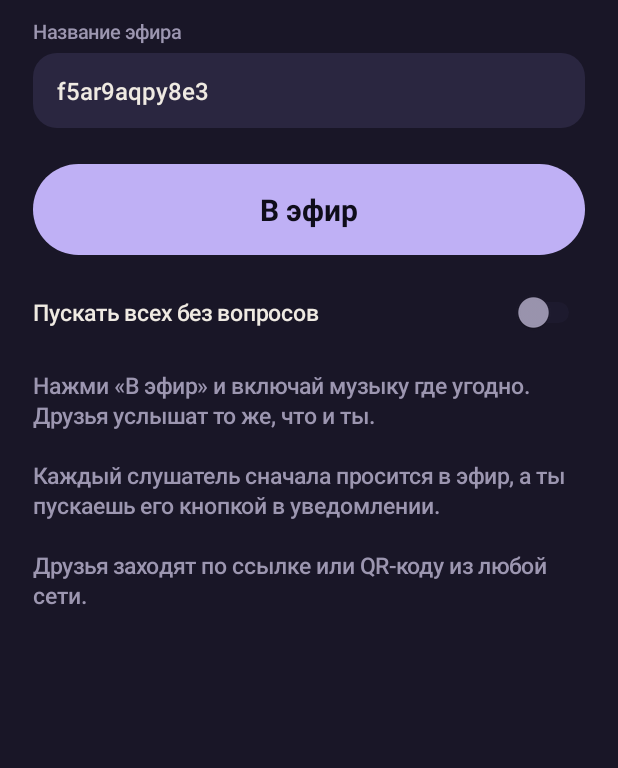
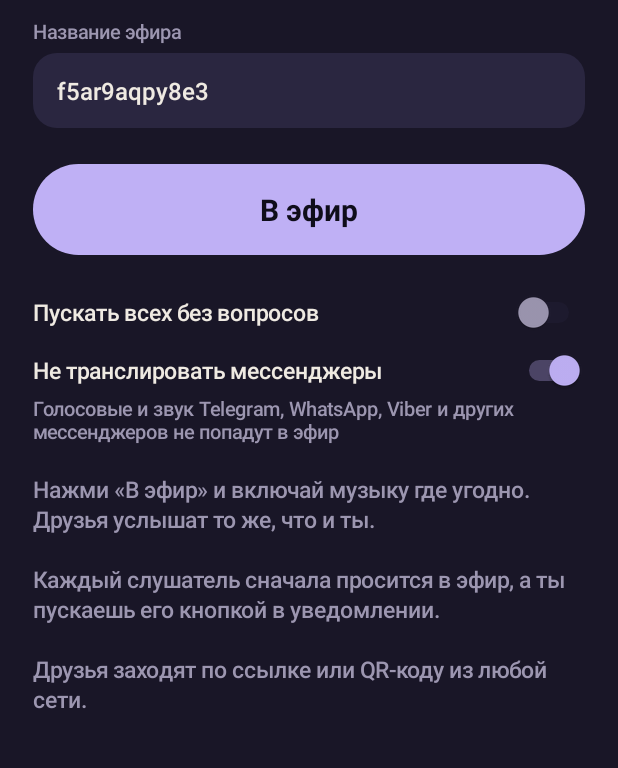
Before and after one commit to Smoke-Dev13/wavecast, an Android app: the screen it shows after launch (MainActivity), on a phone screen of 412 x 824 dp, the part 325-1093 px from its top. Run offline under Robolectric (Android 15) with nearby library versions, the phone set to English and light mode, and no system bars.

```diff
--- a/android/app/build.gradle.kts
+++ b/android/app/build.gradle.kts
@@ -11,8 +11,8 @@ android {
         applicationId = "dev.smoke.wavecast"
         minSdk = 29          // AudioPlaybackCapture появился в Android 10
         targetSdk = 34
-        versionCode = 9
-        versionName = "0.6.3"
+        versionCode = 10
+        versionName = "0.6.4"
     }
 
     // Ключ подписи хранится только у владельца, в репозиторий не попадает.
--- a/android/app/src/main/java/dev/smoke/wavecast/MainActivity.kt
+++ b/android/app/src/main/java/dev/smoke/wavecast/MainActivity.kt
@@ -51,6 +51,7 @@ class MainActivity : Activity() {
     private lateinit var lblRoom: TextView
     private lateinit var reqBox: LinearLayout
     private lateinit var swAuto: Switch
+    private lateinit var swMute: Switch
     private var shownRequests: List<CaptureService.Request>? = null
     private var qrFor: String? = null
 
@@ -61,6 +62,8 @@ class MainActivity : Activity() {
         etRoom.setText(prefs.getString("room", null) ?: random(ROOM_CHARS, 12))
         btn.setOnClickListener { if (CaptureService.status.running) stop() else askPermissions() }
         btnShare.setOnClickListener { share() }
+        swMute.isChecked = prefs.getBoolean("muteMessengers", true)
+        swMute.setOnCheckedChangeListener { _, on -> prefs.edit().putBoolean("muteMessengers", on).apply() }
         swAuto.isChecked = prefs.getBoolean("autoAllow", false)
         swAuto.setOnCheckedChangeListener { _, on ->
             prefs.edit().putBoolean("autoAllow", on).apply()
@@ -128,6 +131,7 @@ class MainActivity : Activity() {
             .putExtra(CaptureService.EXTRA_ROOM, room())
             .putExtra(CaptureService.EXTRA_HOST_KEY, hostKey())
             .putExtra(CaptureService.EXTRA_AUTO, swAuto.isChecked)
+            .putExtra(CaptureService.EXTRA_MUTE_MESSENGERS, swMute.isChecked)
         startForegroundService(i)
     }
 
@@ -150,6 +154,7 @@ class MainActivity : Activity() {
         tvCount.text = "$total"
         tvCountLabel.visibility = tvCount.visibility
         tvCountLabel.text = if (total % 10 == 1 && total % 100 != 11) "слушает сейчас" else "слушают сейчас"
+        swMute.isEnabled = !on
         listOf(lblService, etService, lblRoom, etRoom).forEach { it.visibility = if (on) View.GONE else View.VISIBLE }
         val url = if (on) link(s) else null
         listOf(tvLink, qrCard, btnShare).forEach { it.visibility = if (url != null) View.VISIBLE else View.GONE }
@@ -260,6 +265,14 @@ class MainActivity : Activity() {
         }
         root.addView(swAuto, wide(top = 14))
 
+        swMute = Switch(this).apply {
+            text = "Не транслировать мессенджеры"; textSize = 15f; setTextColor(MILK); typeface = medium
+            thumbTintList = swAuto.thumbTintList; trackTintList = swAuto.trackTintList
+            setPadding(0, px(8), 0, px(8))
+        }
+        root.addView(swMute, wide(top = 2))
+        root.addView(text("Голосовые и звук Telegram, WhatsApp, Viber и других мессенджеров не попадут в эфир", 13f, DIM), wide())
+
         // QR на светлой карточке
         ivQr = ImageView(this)
         qrCard = FrameLayout(this).apply {
```
Also changed, not shown: android/app/src/main/AndroidManifest.xml (+17 -0 lines), android/app/src/main/java/dev/smoke/wavecast/CaptureService.kt (+13 -2 lines), 1 other file.
